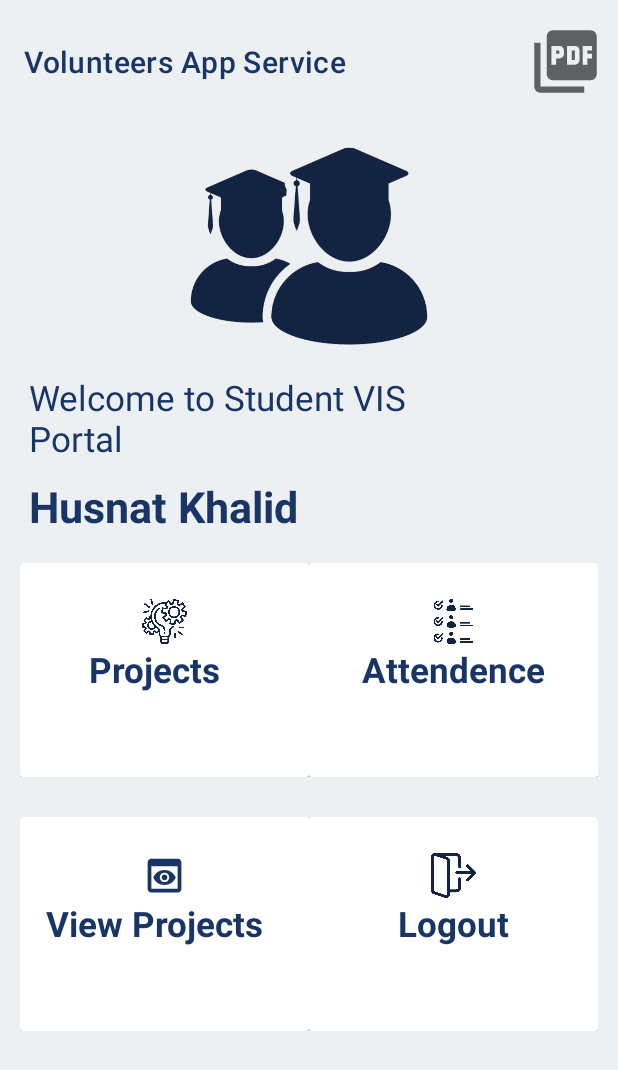
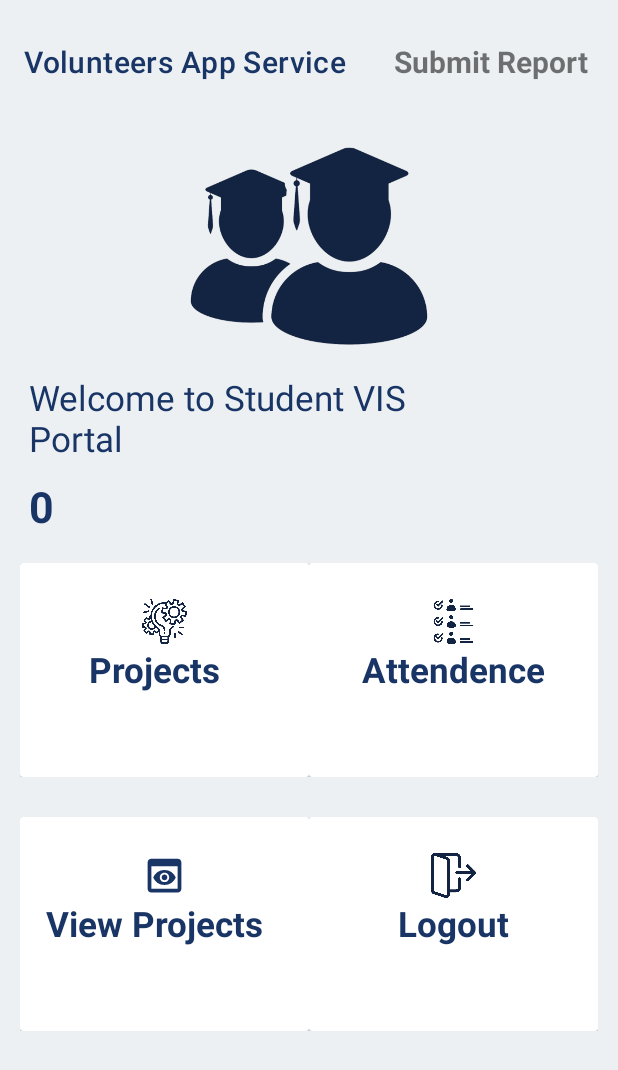
Before and after one commit to Asim-github-Ac/volunteer-app-services, an Android app: the RegisterProject screen opened directly, with no data from a screen before it, after a tap on "CONFIRM NOW", on a phone screen of 412 x 824 dp. Shown: the top 1070 px of the screen. Run offline under Robolectric (Android 15) with nearby library versions, the light colour scheme and no system bars; our stand-ins replace Firebase (no records; nobody signed in at launch, a user with empty details on screens opened directly), data binding, sdp/ssp sizes; plain views replace NeumorphCardView.

Commit message:
volunteer app services

```diff
--- a/app/src/main/java/com/example/vis/Student/RegisterProject.java
+++ b/app/src/main/java/com/example/vis/Student/RegisterProject.java
@@ -36,10 +36,10 @@ public class RegisterProject extends AppCompatActivity {
         orgname=intent.getStringExtra("name");
         orgslots=intent.getStringExtra("slots");
 
-        binding.email.setText(orgemail);
-        binding.name.setText(orgname);
-        binding.enteremail.setText(orgslots);
-        binding.enteremail.setText(prefManager.getUserEmail());
+        binding.email.setText(" Org Email: "+orgemail);
+        binding.name.setText("Name : "+orgname);
+        binding.enteremail.setText("Slots : "+orgslots);
+        binding.enteremail.setText("User Email"+prefManager.getUserEmail());
 
         binding.confirnow.setOnClickListener(new View.OnClickListener() {
             @Override
@@ -51,6 +51,8 @@ public class RegisterProject extends AppCompatActivity {
 
     }
    public void RegisterProject(String orgemail,String orgname,String slots){
+        PrefManager prefManager=new PrefManager(getApplicationContext());
+        prefManager.setUserName(orgemail);
         firestore=FirebaseFirestore.getInstance();
 
        StdRegisterProject stdRegisterProject=new StdRegisterProject(orgemail,orgname,slots,prefManager.getUserEmail());
--- a/app/src/main/java/com/example/vis/WelcomeAdminActivity.java
+++ b/app/src/main/java/com/example/vis/WelcomeAdminActivity.java
@@ -6,6 +6,7 @@ import android.content.Intent;
 import android.os.Bundle;
 import android.view.View;
 
+import com.example.vis.SharedPrefrence.PrefManager;
 import com.example.vis.Student.ViewOrgProject;
 import com.example.vis.databinding.ActivityWelcomeAdminBinding;
 import com.example.vis.databinding.ActivityWelcomeOrganizationBinding;
@@ -20,6 +21,9 @@ public class WelcomeAdminActivity extends AppCompatActivity {
         binding = ActivityWelcomeAdminBinding.inflate(getLayoutInflater());
         setContentView(binding.getRoot());
 
+        PrefManager prefManager=new PrefManager(getApplicationContext());
+
+        binding.husnatkhalid.setText(prefManager.getUserName());
         binding.manageorg.setOnClickListener(new View.OnClickListener() {
             @Override
             public void onClick(View v) {
--- a/app/src/main/java/com/example/vis/WelcomeOrganizationActivity.java
+++ b/app/src/main/java/com/example/vis/WelcomeOrganizationActivity.java
@@ -23,6 +23,7 @@ public class WelcomeOrganizationActivity extends AppCompatActivity {
         setContentView(binding.getRoot());
         prefManager=new PrefManager(this);
         binding.toolbarorg.inflateMenu(R.menu.orgmenu);
+        binding.husnatkhalid.setText(prefManager.getUserName());
         binding.projectupload.setOnClickListener(new View.OnClickListener() {
             @Override
             public void onClick(View v) {
--- a/app/src/main/java/com/example/vis/WelcomeStudentActivity.java
+++ b/app/src/main/java/com/example/vis/WelcomeStudentActivity.java
@@ -14,6 +14,7 @@ import com.example.vis.SharedPrefrence.PrefManager;
 import com.example.vis.Student.SubmitReport;
 import com.example.vis.databinding.ActivityWelcomeStudentBinding;
 
+
 public class WelcomeStudentActivity extends AppCompatActivity {
     private ActivityWelcomeStudentBinding mActivityBinding;
     PrefManager prefManager;
@@ -23,7 +24,7 @@ public class WelcomeStudentActivity extends AppCompatActivity {
         mActivityBinding = ActivityWelcomeStudentBinding.inflate(getLayoutInflater());
         setContentView(mActivityBinding.getRoot());
         prefManager=new PrefManager(this);
-
+        mActivityBinding.husnatkhalid.setText(prefManager.getUserName());
         mActivityBinding.studentBtnProject.setOnClickListener(new View.OnClickListener() {
             @Override
             public void onClick(View v) {
--- a/app/src/main/res/layout/activity_welcome_student.xml
+++ b/app/src/main/res/layout/activity_welcome_student.xml
@@ -16,14 +16,18 @@
             android:layout_marginTop="@dimen/_10sdp"
             android:textSize="@dimen/_20sdp"
             app:title="Volunteers App Service"
-            app:titleTextColor="@color/txt1" >
-            <ImageView
-                android:layout_width="50dp"
+            app:titleTextColor="@color/txt1">
+
+            <TextView
+                android:id="@+id/pdfupload"
+                android:layout_width="150dp"
                 android:layout_height="50dp"
+                android:gravity="center"
+                android:textSize="20dp"
                 android:layout_gravity="end"
-                android:id="@+id/pdfupload"
+                android:textStyle="bold"
                 android:layout_marginEnd="10dp"
-                android:src="@drawable/ic_baseline_picture_as_pdf_24"
+                android:text="Submit Report"
                 />
         </androidx.appcompat.widget.Toolbar>
 
--- a/app/src/main/res/layout/item_project_list.xml
+++ b/app/src/main/res/layout/item_project_list.xml
@@ -56,10 +56,10 @@
                     android:layout_alignParentRight="true"
                     android:layout_marginEnd="@dimen/_30sdp"
                     android:layout_marginRight="@dimen/_10sdp"
+                    android:layout_marginBottom="3dp"
                     android:background="@drawable/bg_btn"
                     android:gravity="center_vertical"
                     android:text="@string/register"
-                    android:layout_marginBottom="3dp"
                     android:textAlignment="center"
                     android:textColor="@color/white"
                     android:textSize="@dimen/_11sdp"
--- a/app/src/main/res/layout/viewprojec_item.xml
+++ b/app/src/main/res/layout/viewprojec_item.xml
@@ -10,6 +10,7 @@
         android:orientation="horizontal"
         app:cardElevation="10dp"
         app:cardMaxElevation="12dp"
+        android:padding="10dp"
         app:cardPreventCornerOverlap="true"
         app:layout_constraintEnd_toEndOf="parent"
         app:layout_constraintStart_toStartOf="parent"
```
Also changed, not shown: app/src/main/AndroidManifest.xml (+6 -3 lines), app/src/main/java/com/example/vis/LoginActivity.java (+79 -0 lines), app/src/main/java/com/example/vis/Student/ForgetPassword.java (added, +18 -0 lines), app/src/main/res/layout/activity_forget_password.xml (added, +9 -0 lines), app/src/main/res/layout/activity_login.xml (+17 -0 lines), app/src/main/res/layout/activity_register_project.xml (+5 -3 lines).
